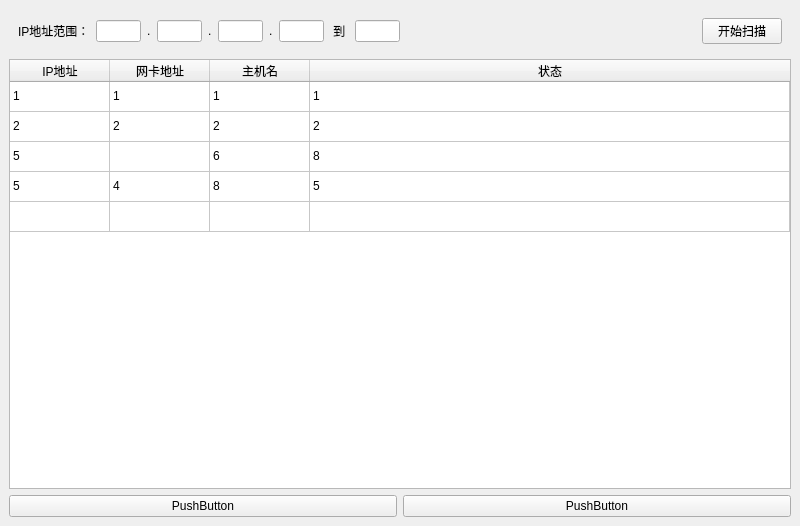
Old version of the form EXP2_Tracert/src/ui/mainwindow.ui in the repository KitraMGP/ComputerNetworkCourseDesign.
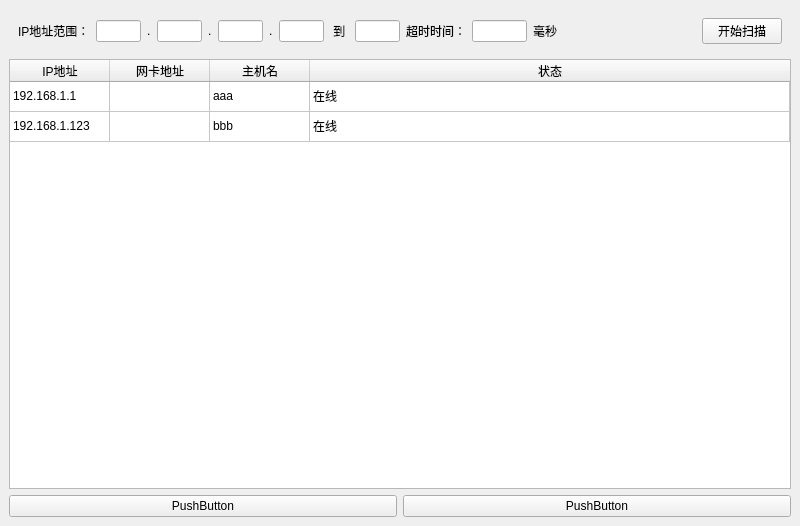
New version of the form.

Patch:
```diff
--- a/EXP2_Tracert/src/ui/mainwindow.ui
+++ b/EXP2_Tracert/src/ui/mainwindow.ui
@@ -184,6 +184,45 @@
          </property>
         </widget>
        </item>
+       <item>
+        <widget class="QLabel" name="label_10">
+         <property name="text">
+          <string>超时时间：</string>
+         </property>
+        </widget>
+       </item>
+       <item>
+        <widget class="QLineEdit" name="timeoutLineEdit">
+         <property name="sizePolicy">
+          <sizepolicy hsizetype="Fixed" vsizetype="Fixed">
+           <horstretch>0</horstretch>
+           <verstretch>0</verstretch>
+          </sizepolicy>
+         </property>
+         <property name="minimumSize">
+          <size>
+           <width>0</width>
+           <height>0</height>
+          </size>
+         </property>
+         <property name="maximumSize">
+          <size>
+           <width>55</width>
+           <height>16777215</height>
+          </size>
+         </property>
+         <property name="maxLength">
+          <number>5</number>
+         </property>
+        </widget>
+       </item>
+       <item>
+        <widget class="QLabel" name="label_11">
+         <property name="text">
+          <string>毫秒</string>
+         </property>
+        </widget>
+       </item>
        <item>
         <spacer name="horizontalSpacer">
          <property name="orientation">
@@ -228,21 +267,6 @@
         <string>新建行</string>
        </property>
       </row>
-      <row>
-       <property name="text">
-        <string>新建行</string>
-       </property>
-      </row>
-      <row>
-       <property name="text">
-        <string>新建行</string>
-       </property>
-      </row>
-      <row>
-       <property name="text">
-        <string>新建行</string>
-       </property>
-      </row>
       <column>
        <property name="text">
         <string>IP地址</string>
@@ -265,82 +289,42 @@
       </column>
       <item row="0" column="0">
        <property name="text">
-        <string>1</string>
+        <string>192.168.1.1</string>
        </property>
       </item>
       <item row="0" column="1">
        <property name="text">
-        <string>1</string>
+        <string/>
        </property>
       </item>
       <item row="0" column="2">
        <property name="text">
-        <string>1</string>
+        <string>aaa</string>
        </property>
       </item>
       <item row="0" column="3">
        <property name="text">
-        <string>1</string>
+        <string>在线</string>
        </property>
       </item>
       <item row="1" column="0">
        <property name="text">
-        <string>2</string>
+        <string>192.168.1.123</string>
        </property>
       </item>
       <item row="1" column="1">
        <property name="text">
-        <string>2</string>
+        <string/>
        </property>
       </item>
       <item row="1" column="2">
        <property name="text">
-        <string>2</string>
+        <string>bbb</string>
        </property>
       </item>
       <item row="1" column="3">
        <property name="text">
-        <string>2</string>
-       </property>
-      </item>
-      <item row="2" column="0">
-       <property name="text">
-        <string>5</string>
-       </property>
-      </item>
-      <item row="2" column="1">
-       <property name="text">
-        <string/>
-       </property>
-      </item>
-      <item row="2" column="2">
-       <property name="text">
-        <string>6</string>
-       </property>
-      </item>
-      <item row="2" column="3">
-       <property name="text">
-        <string>8</string>
-       </property>
-      </item>
-      <item row="3" column="0">
-       <property name="text">
-        <string>5</string>
-       </property>
-      </item>
-      <item row="3" column="1">
-       <property name="text">
-        <string>4</string>
-       </property>
-      </item>
-      <item row="3" column="2">
-       <property name="text">
-        <string>8</string>
-       </property>
-      </item>
-      <item row="3" column="3">
-       <property name="text">
-        <string>5</string>
+        <string>在线</string>
        </property>
       </item>
      </widget>
```
Left out of the diff: 12 changed lines with no effect on the pictures.
